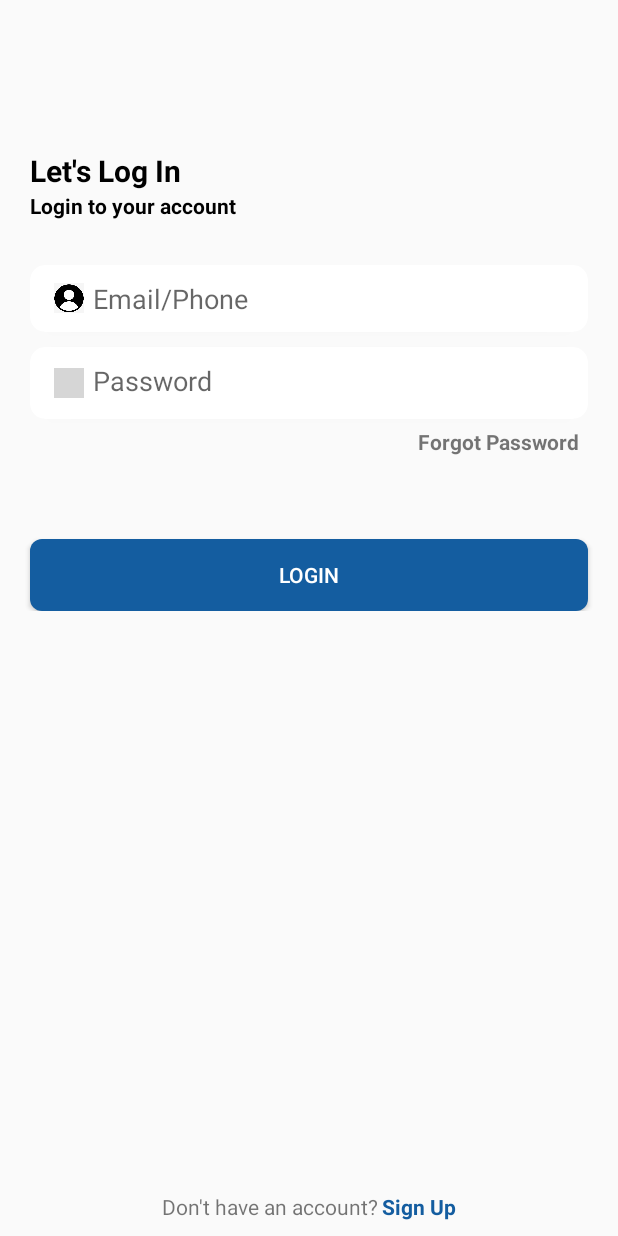
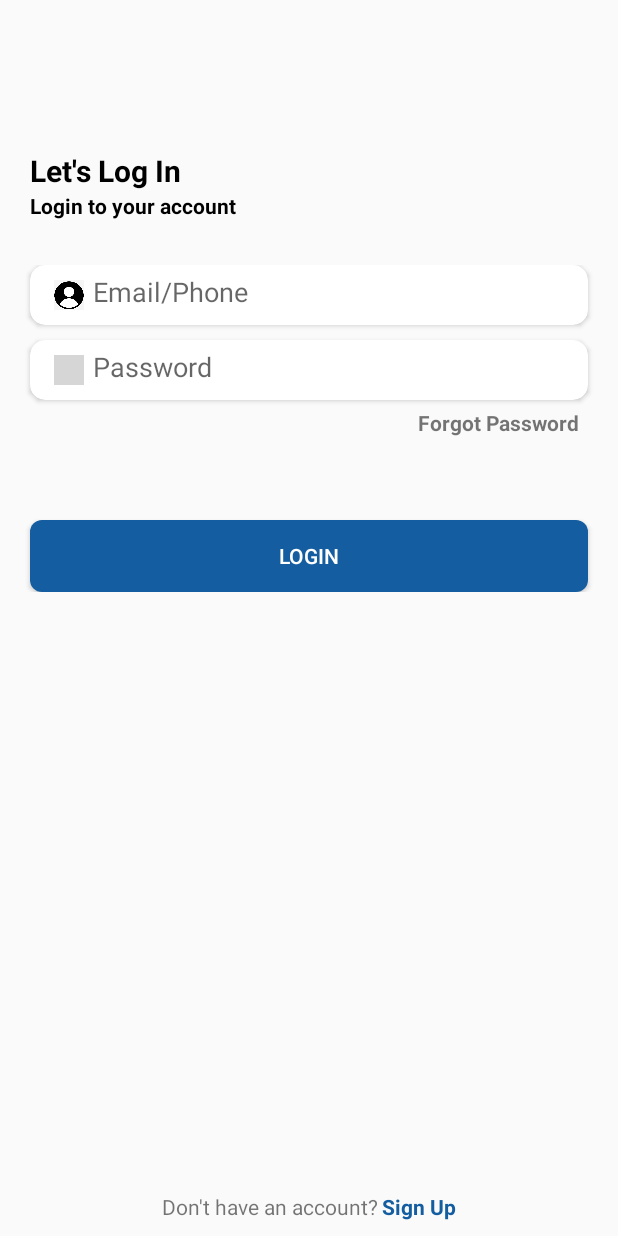
Before and after one commit to amitmahaseth/LoginActivity, an Android app: the LoginActivity screen opened directly, with no data from a screen before it, on a phone screen of 412 x 824 dp. Run offline under Robolectric (Android 15) with nearby library versions, the phone set to English and light mode, and no system bars; our stand-ins replace Firebase (no records; nobody signed in at launch, a user with empty details on screens opened directly); grey boxes are pictures that could not be loaded.

Commit message:
//fifth commit

```diff
--- a/app/src/main/java/com/example/loginactivity/LoginActivity.java
+++ /dev/null
@@ -1,38 +0,0 @@
-package com.example.loginactivity;
-
-import androidx.appcompat.app.AppCompatActivity;
-
-import android.content.Intent;
-import android.os.Bundle;
-import android.view.View;
-
-import com.example.loginactivity.databinding.ActivityLoginBinding;
-
-public class LoginActivity extends AppCompatActivity {
-    private ActivityLoginBinding binding;
-    @Override
-    protected void onCreate(Bundle savedInstanceState) {
-        super.onCreate(savedInstanceState);
-        binding = ActivityLoginBinding.inflate(getLayoutInflater());
-        setContentView(binding.getRoot());
-
-        binding.tvSignUp.setOnClickListener(new View.OnClickListener() {
-            @Override
-            public void onClick(View view) {
-                Intent intent=new Intent(LoginActivity.this,OtpActivity.class);
-                startActivity(intent);
-                finish();
-            }
-        });
-        binding.btnLogin.setOnClickListener(new View.OnClickListener() {
-            @Override
-            public void onClick(View v) {
-                Intent intent=new Intent(LoginActivity.this,PaymentsActivity.class);
-                startActivity(intent);
-                finish();
-            }
-        });
-
-
-    }
-}
--- /dev/null
+++ b/app/src/main/java/com/example/loginactivity/LoginActivity.kt
@@ -0,0 +1,72 @@
+package com.example.loginactivity;
+
+import BaseData.BaseActivity
+import android.content.Context
+import androidx.appcompat.app.AppCompatActivity;
+
+import android.content.Intent
+import android.os.Bundle
+import android.view.View
+import android.view.inputmethod.InputMethodManager
+import android.widget.Toast
+
+import com.example.loginactivity.databinding.ActivityLoginBinding;
+import com.google.firebase.auth.FirebaseAuth
+
+class LoginActivity:BaseActivity() {
+    private lateinit var  binding:ActivityLoginBinding
+    private lateinit var firebaseAuth: FirebaseAuth
+     override fun onCreate(savedInstanceState: Bundle?) {
+        super.onCreate(savedInstanceState)
+         binding= ActivityLoginBinding.inflate(layoutInflater)
+         setContentView(binding.root)
+         firebaseAuth=FirebaseAuth.getInstance()
+
+        binding.tvSignUp.setOnClickListener {
+            val intent = Intent(this,SignUpActivity::class.java)
+                startActivity(intent)
+                finish()
+        }
+
+         binding.linearTop.setOnClickListener {
+             closeKeyBoard()
+         }
+
+        binding.btnLogin.setOnClickListener {
+                if ( login()){
+                    showProgressDialog()
+                    closeKeyBoard()
+                    firebaseAuth.signInWithEmailAndPassword(binding.etEmailPhone.text.toString().trim(),
+                            binding.etPass.text.toString().trim())
+                    .addOnCompleteListener {
+                        hideProgressDialog()
+                        if (it.isSuccessful){
+                            val  intent= Intent(this,PaymentsActivity::class.java)
+                            startActivity(intent)
+                            finish()
+                            Toast.makeText(this,"Thanks For Login",Toast.LENGTH_SHORT).show()
+
+                        }
+                        else{
+                            Toast.makeText(this,"Email and Password Can't be Created", Toast.LENGTH_SHORT).show()
+                        }
+                }
+
+            }
+
+        }
+    }
+    private fun login():Boolean{
+        val email:String=binding.etEmailPhone.text.toString().trim()
+        val password:String=binding.etPass.text.toString().trim()
+
+         if (email.isBlank() || password.isBlank()){
+            Toast.makeText(this,"Email and Password Can't be Blank",Toast.LENGTH_SHORT).show()
+            return false
+        }else{
+          return true
+        }
+    }
+
+
+}
--- a/app/src/main/java/profileActivity/ChangePasswordActivity.kt
+++ b/app/src/main/java/profileActivity/ChangePasswordActivity.kt
@@ -9,6 +9,7 @@ import com.example.loginactivity.databinding.ActivityChangePasswordBinding
 
 class ChangePasswordActivity : AppCompatActivity() {
     private lateinit var binding: ActivityChangePasswordBinding
+
     override fun onCreate(savedInstanceState: Bundle?) {
         super.onCreate(savedInstanceState)
         binding= ActivityChangePasswordBinding.inflate(layoutInflater)
--- a/app/src/main/res/layout/activity_available_units_detail.xml
+++ b/app/src/main/res/layout/activity_available_units_detail.xml
@@ -81,6 +81,7 @@
             app:layout_constraintStart_toStartOf="parent"
             app:layout_constraintEnd_toEndOf="parent"
             app:dotsSize="@dimen/_10sdp"
+            android:layout_marginTop="@dimen/_5sdp"
             app:layout_constraintTop_toBottomOf="@+id/viewPager"
             app:tabIndicatorHeight="0dp"/>
     </androidx.constraintlayout.widget.ConstraintLayout>
--- a/app/src/main/res/layout/activity_login.xml
+++ b/app/src/main/res/layout/activity_login.xml
@@ -5,6 +5,7 @@
     android:layout_width="match_parent"
     android:layout_height="match_parent"
     android:orientation="vertical"
+    android:id="@+id/linearTop"
     tools:context=".LoginActivity">
 
     <TextView
@@ -42,7 +43,7 @@
         android:layout_marginRight="20dp">
         <LinearLayout
             android:layout_width="match_parent"
-            android:layout_height="wrap_content"
+            android:layout_height="match_parent"
             android:layout_margin="10dp"
 
             android:orientation="horizontal">
@@ -53,9 +54,9 @@
                 android:layout_gravity="center_vertical"
                 android:layout_height="20dp"/>
             <EditText
-            android:layout_width="wrap_content"
+            android:layout_width="match_parent"
             android:layout_marginLeft="6dp"
-            android:layout_height="wrap_content"
+            android:layout_height="match_parent"
             android:background="@null"
             android:hint="Email/Phone"
             android:maxLines="1"
@@ -77,8 +78,8 @@
         android:layout_marginRight="20dp">
 
         <LinearLayout
-            android:layout_width="387dp"
-            android:layout_height="28dp"
+            android:layout_width="match_parent"
+            android:layout_height="match_parent"
             android:layout_margin="10dp"
             android:orientation="horizontal">
 
@@ -90,8 +91,8 @@
                 android:background="@drawable/pass" />
 
             <EditText
-                android:layout_width="wrap_content"
-                android:layout_height="wrap_content"
+                android:layout_width="match_parent"
+                android:layout_height="match_parent"
                 android:layout_marginLeft="6dp"
                 android:background="@null"
                 android:hint="Password"
--- a/build.gradle
+++ b/build.gradle
@@ -7,6 +7,7 @@ buildscript {
     dependencies {
         classpath "com.android.tools.build:gradle:7.0.4"
         classpath 'org.jetbrains.kotlin:kotlin-gradle-plugin:1.5.20'
+        classpath 'com.google.gms:google-services:4.3.3'
 
         // NOTE: Do not place your application dependencies here; they belong
         // in the individual module build.gradle files
```
Also changed, not shown: app/build.gradle (+12 -1 lines), app/src/main/AndroidManifest.xml (+16 -0 lines), app/src/main/java/BaseData/BaseActivity.kt (+31 -2 lines), app/src/main/java/com/example/loginactivity/MapActivity.kt (added, +11 -0 lines), app/src/main/java/com/example/loginactivity/NotificationActivity.kt (added, +11 -0 lines), app/src/main/java/com/example/loginactivity/SignUpActivity.java (deleted, +0 -29 lines), app/src/main/java/com/example/loginactivity/SignUpActivity.kt (added, +100 -0 lines), app/src/main/java/firebase/MyFirebaseMessagingService.kt (added, +108 -0 lines), app/src/main/res/layout/activity_map.xml (added, +9 -0 lines), app/src/main/res/layout/activity_notification.xml (added, +9 -0 lines), app/src/main/res/layout/activity_sign_up.xml (+11 -8 lines), 1 other file.
